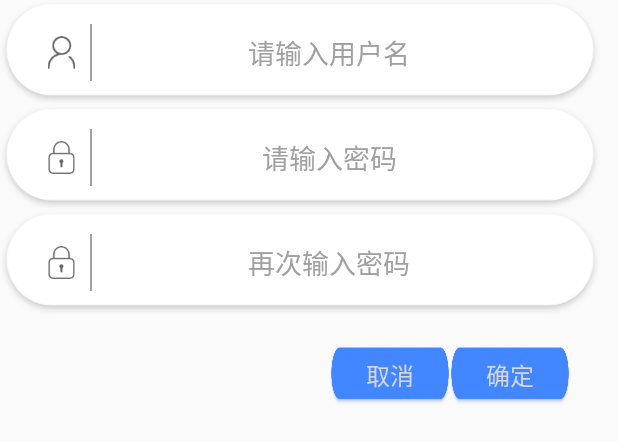
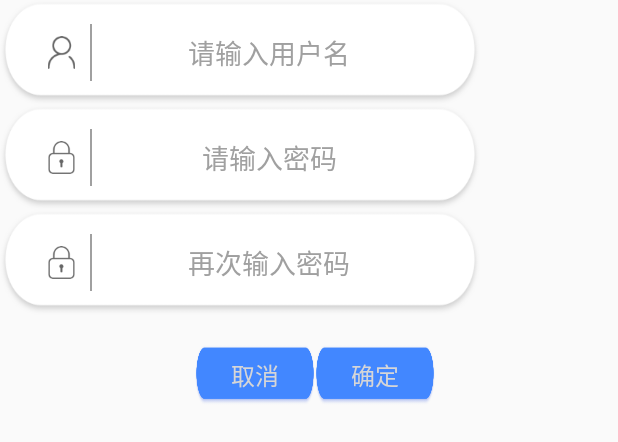
Before and after one commit to ykkxdu/AppTask, an Android app: the layout regisitry_user_layout.xml on its own in the app's theme, with its tools: preview values and no code run, on a phone screen of 412 x 824 dp. Shown: the top 442 px of the screen. Run offline under Robolectric (Android 15) with nearby library versions, the phone set to English and light mode, and no system bars.

```diff
--- a/app/src/main/java/lwc/xihang/com/apptask/service/InspectionTaskService.java
+++ b/app/src/main/java/lwc/xihang/com/apptask/service/InspectionTaskService.java
@@ -11,6 +11,6 @@ import rx.Observable;
  */
 
 public interface InspectionTaskService {
-    @GET("api/inspectionTasks")
+    @GET("api/inspectionTasks?projection=all")
     Observable<BaseWrapper<InspectionTask>> queryAll();
 }
--- a/app/src/main/java/lwc/xihang/com/apptask/ui/vm/InspectionTaskViewModel.java
+++ b/app/src/main/java/lwc/xihang/com/apptask/ui/vm/InspectionTaskViewModel.java
@@ -16,8 +16,6 @@ import android.widget.ListPopupWindow;
 
 import java.util.ArrayList;
 import java.util.Calendar;
-import java.util.Objects;
-
 import lwc.xihang.com.apptask.BR;
 import lwc.xihang.com.apptask.R;
 import lwc.xihang.com.apptask.database.OperationDBInspectionTask;
@@ -42,6 +40,7 @@ public class InspectionTaskViewModel extends BaseViewModel{
         initListView();
     }
     public InspectionTaskViewModel(){
+        initListView();
     }
     public static final ObservableList<InspectionTaskItemViewModel>
             observableList = new ObservableArrayList<>();
--- a/app/src/main/java/lwc/xihang/com/apptask/ui/vm/LoginViewModel.java
+++ b/app/src/main/java/lwc/xihang/com/apptask/ui/vm/LoginViewModel.java
@@ -1,10 +1,12 @@
 package lwc.xihang.com.apptask.ui.vm;
 import android.app.AlertDialog;
 import android.content.Context;
+import android.content.Intent;
 import android.content.SharedPreferences;
 import android.databinding.ObservableBoolean;
 import android.databinding.ObservableField;
 import android.databinding.ObservableInt;
+import android.os.Bundle;
 import android.text.TextUtils;
 import android.view.LayoutInflater;
 import android.view.View;
--- a/app/src/main/res/layout/activity_login.xml
+++ b/app/src/main/res/layout/activity_login.xml
@@ -15,7 +15,7 @@
         <ImageView
             android:layout_width="match_parent"
             android:layout_height="match_parent"
-            android:background="@drawable/login_background"
+            android:background="@drawable/login"
             android:scaleType="fitCenter" />
         <LinearLayout
             android:layout_width="wrap_content"
--- a/app/src/main/res/layout/regisitry_user_layout.xml
+++ b/app/src/main/res/layout/regisitry_user_layout.xml
@@ -4,7 +4,7 @@
     android:layout_height="match_parent"
     android:orientation="vertical">
     <LinearLayout
-        android:layout_width="400dp"
+        android:layout_width="320dp"
         android:layout_height="70dp"
         android:background="@mipmap/user_edit"
         android:gravity="center"
@@ -22,7 +22,7 @@
             android:background="@color/textColorHint" />
         <EditText
             android:id="@+id/registry_username_id"
-            android:layout_width="300dp"
+            android:layout_width="220dp"
             android:layout_height="wrap_content"
             android:background="@null"
             android:gravity="center"
@@ -32,7 +32,7 @@
             android:hint="请输入用户名"/>
     </LinearLayout>
     <LinearLayout
-        android:layout_width="400dp"
+        android:layout_width="320dp"
         android:layout_height="70dp"
         android:background="@mipmap/user_edit"
         android:gravity="center"
@@ -51,7 +51,7 @@
             android:background="@color/textColorHint" />
         <EditText
             android:id="@+id/registry_password_id"
-            android:layout_width="300dp"
+            android:layout_width="220dp"
             android:layout_height="wrap_content"
             android:singleLine="true"
             android:gravity="center"
@@ -61,7 +61,7 @@
             android:hint="请输入密码"/>
     </LinearLayout>
     <LinearLayout
-        android:layout_width="400dp"
+        android:layout_width="320dp"
         android:layout_height="70dp"
         android:background="@mipmap/user_edit"
         android:gravity="center"
@@ -80,7 +80,7 @@
             android:background="@color/textColorHint" />
         <EditText
             android:id="@+id/registry_confirm_password_id"
-            android:layout_width="300dp"
+            android:layout_width="220dp"
             android:layout_height="wrap_content"
             android:singleLine="true"
             android:gravity="center"
@@ -90,7 +90,7 @@
             android:hint="再次输入密码"/>
     </LinearLayout>
     <RelativeLayout
-        android:layout_width="400dp"
+        android:layout_width="310dp"
         android:layout_height="80dp"
         android:padding="20sp"
         android:orientation="horizontal">
```
Also changed, not shown: app/src/main/java/lwc/xihang/com/apptask/entity/BlueTooth.java (added, +44 -0 lines), app/src/main/java/lwc/xihang/com/apptask/entity/InspectionTask.java (+18 -0 lines), app/src/main/java/lwc/xihang/com/apptask/ui/activity/MainActivity.java (+19 -3 lines), app/src/main/java/lwc/xihang/com/apptask/ui/vm/MainViewModel.java (+15 -2 lines), app/src/main/res/drawable/login.jpg (added).
